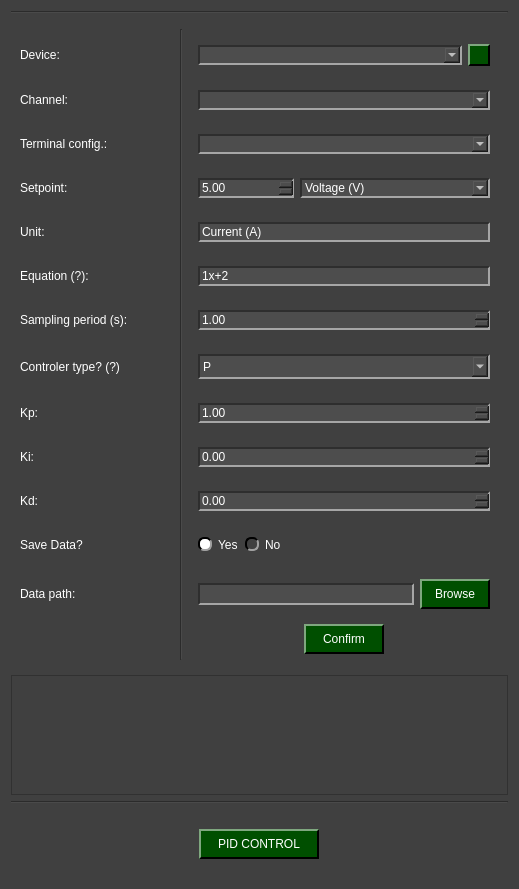
Old version of the form pydaq/uis/PyDAQ_pid_control_NIDAQ_widget.ui in the repository CayoRw/pydaq.
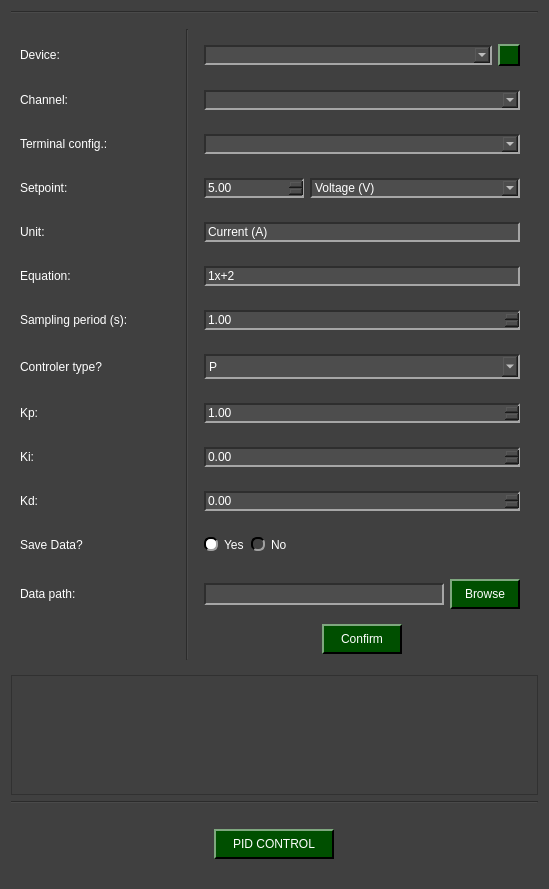
New version of the form. Icons and pictures are not drawn.

Patch:
```diff
--- a/pydaq/uis/PyDAQ_pid_control_NIDAQ_widget.ui
+++ b/pydaq/uis/PyDAQ_pid_control_NIDAQ_widget.ui
@@ -6,7 +6,7 @@
    <rect>
     <x>0</x>
     <y>0</y>
-    <width>519</width>
+    <width>549</width>
     <height>889</height>
    </rect>
   </property>
@@ -350,292 +350,22 @@
    <item row="2" column="0">
     <widget class="QWidget" name="widget_top" native="true">
      <layout class="QGridLayout" name="gridLayout_2">
-      <item row="2" column="2">
-       <widget class="QWidget" name="widget" native="true">
-        <layout class="QVBoxLayout" name="verticalLayout">
+      <item row="11" column="3" alignment="Qt::AlignmentFlag::AlignVCenter">
+       <widget class="QWidget" name="widget_kd" native="true">
+        <layout class="QHBoxLayout" name="horizontalLayout_5">
          <item>
-          <widget class="QComboBox" name="comboBox"/>
-         </item>
-        </layout>
-       </widget>
-      </item>
-      <item row="10" column="0">
-       <widget class="QLabel" name="label_ki">
-        <property name="minimumSize">
-         <size>
-          <width>0</width>
-          <height>30</height>
-         </size>
-        </property>
-        <property name="text">
-         <string>Ki:</string>
-        </property>
-       </widget>
-      </item>
-      <item row="10" column="2">
-       <widget class="QWidget" name="widget_ki" native="true">
-        <layout class="QHBoxLayout" name="horizontalLayout_4">
-         <item>
-          <widget class="QDoubleSpinBox" name="doubleSpinBox_ki">
-           <property name="maximum">
-            <double>999999.000000000000000</double>
-           </property>
-           <property name="singleStep">
-            <double>0.100000000000000</double>
-           </property>
-          </widget>
-         </item>
-        </layout>
-       </widget>
-      </item>
-      <item row="13" column="2" alignment="Qt::AlignmentFlag::AlignVCenter">
-       <widget class="QWidget" name="widget_path" native="true">
-        <layout class="QHBoxLayout" name="horizontalLayout_10">
-         <item>
-          <widget class="QLineEdit" name="path_line_edit">
-           <property name="minimumSize">
-            <size>
-             <width>0</width>
-             <height>22</height>
-            </size>
-           </property>
-          </widget>
-         </item>
-         <item>
-          <widget class="QPushButton" name="path_folder_browse">
-           <property name="minimumSize">
-            <size>
-             <width>70</width>
-             <height>30</height>
-            </size>
-           </property>
-           <property name="text">
-            <string>Browse</string>
-           </property>
-          </widget>
-         </item>
-        </layout>
-       </widget>
-      </item>
-      <item row="3" column="0">
-       <widget class="QLabel" name="label_terminal">
-        <property name="text">
-         <string>Terminal config.:</string>
-        </property>
-       </widget>
-      </item>
-      <item row="1" column="2">
-       <widget class="QWidget" name="widget_arduino" native="true">
-        <layout class="QHBoxLayout" name="horizontalLayout_2">
-         <item>
-          <widget class="QComboBox" name="comboBox_arduino">
-           <property name="minimumSize">
-            <size>
-             <width>0</width>
-             <height>0</height>
-            </size>
-           </property>
-           <property name="maximumSize">
-            <size>
-             <width>9000000</width>
-             <height>16777215</height>
-            </size>
-           </property>
-          </widget>
-         </item>
-         <item>
-          <widget class="QPushButton" name="reload_devices">
-           <property name="minimumSize">
-            <size>
-             <width>22</width>
-             <height>22</height>
-            </size>
-           </property>
-           <property name="maximumSize">
-            <size>
-             <width>22</width>
-             <height>22</height>
-            </size>
-           </property>
-           <property name="text">
-            <string/>
-           </property>
-          </widget>
-         </item>
-        </layout>
-       </widget>
-      </item>
-      <item row="5" column="2" alignment="Qt::AlignmentFlag::AlignVCenter">
-       <widget class="QWidget" name="widget_unit" native="true">
-        <layout class="QHBoxLayout" name="horizontalLayout">
-         <item>
-          <widget class="QLineEdit" name="lineEdit_unit">
-           <property name="sizePolicy">
-            <sizepolicy hsizetype="Expanding" vsizetype="Fixed">
-             <horstretch>10</horstretch>
-             <verstretch>0</verstretch>
-            </sizepolicy>
-           </property>
-           <property name="maximumSize">
-            <size>
-             <width>9999999</width>
-             <height>16777215</height>
-            </size>
-           </property>
-           <property name="text">
-            <string>Current (A)</string>
-           </property>
-          </widget>
-         </item>
-        </layout>
-       </widget>
-      </item>
-      <item row="4" column="0">
-       <widget class="QLabel" name="label_setpoint">
-        <property name="minimumSize">
-         <size>
-          <width>0</width>
-          <height>30</height>
-         </size>
-        </property>
-        <property name="text">
-         <string>Setpoint:</string>
-        </property>
-       </widget>
-      </item>
-      <item row="3" column="2">
-       <widget class="QWidget" name="widget_2" native="true">
-        <layout class="QHBoxLayout" name="horizontalLayout_11">
-         <item>
-          <widget class="QComboBox" name="comboBox_2"/>
-         </item>
-        </layout>
-       </widget>
-      </item>
-      <item row="6" column="2">
-       <widget class="QWidget" name="widget_equation" native="true">
-        <layout class="QHBoxLayout" name="horizontalLayout_9">
-         <item>
-          <widget class="QLineEdit" name="lineEdit_equation">
-           <property name="sizePolicy">
-            <sizepolicy hsizetype="Expanding" vsizetype="Fixed">
-             <horstretch>10</horstretch>
-             <verstretch>0</verstretch>
-            </sizepolicy>
-           </property>
-           <property name="minimumSize">
-            <size>
-             <width>150</width>
-             <height>0</height>
-            </size>
-           </property>
-           <property name="maximumSize">
-            <size>
-             <width>9000000</width>
-             <height>16777215</height>
-            </size>
-           </property>
-           <property name="text">
-            <string>1x+2</string>
-           </property>
-          </widget>
-         </item>
-        </layout>
-       </widget>
-      </item>
-      <item row="14" column="2" alignment="Qt::AlignmentFlag::AlignHCenter">
-       <widget class="QPushButton" name="pushButton_confirm">
-        <property name="minimumSize">
-         <size>
-          <width>80</width>
-          <height>30</height>
-         </size>
-        </property>
-        <property name="maximumSize">
-         <size>
-          <width>100</width>
-          <height>16777215</height>
-         </size>
-        </property>
-        <property name="text">
-         <string>Confirm</string>
-        </property>
-       </widget>
-      </item>
-      <item row="7" column="2">
-       <widget class="QWidget" name="widget_period" native="true">
-        <layout class="QHBoxLayout" name="horizontalLayout_8">
-         <item>
-          <widget class="QDoubleSpinBox" name="doubleSpinBox_period">
+          <widget class="QDoubleSpinBox" name="doubleSpinBox_kd">
            <property name="maximum">
             <double>9999999.000000000000000</double>
            </property>
            <property name="singleStep">
             <double>0.100000000000000</double>
            </property>
-           <property name="value">
-            <double>1.000000000000000</double>
-           </property>
           </widget>
          </item>
         </layout>
        </widget>
       </item>
-      <item row="9" column="0">
-       <widget class="QLabel" name="label_kp">
-        <property name="minimumSize">
-         <size>
-          <width>0</width>
-          <height>30</height>
-         </size>
-        </property>
-        <property name="text">
-         <string>Kp:</string>
-        </property>
-       </widget>
-      </item>
-      <item row="1" column="0">
-       <widget class="QLabel" name="label_arduino">
-        <property name="minimumSize">
-         <size>
-          <width>154</width>
-          <height>30</height>
-         </size>
-        </property>
-        <property name="maximumSize">
-         <size>
-          <width>160</width>
-          <height>16777215</height>
-         </size>
-        </property>
-        <property name="text">
-         <string>Device:</string>
-        </property>
-       </widget>
-      </item>
-      <item row="6" column="0">
-       <widget class="QLabel" name="label_equation">
-        <property name="minimumSize">
-         <size>
-          <width>0</width>
-          <height>30</height>
-         </size>
-        </property>
-        <property name="toolTip">
-         <string>&lt;html&gt;&lt;head/&gt;&lt;body&gt;&lt;p&gt;&lt;span style=&quot; font-size:14pt;&quot;&gt;The equation should be written in the form A x² + B x + C&lt;/span&gt;&lt;/p&gt;&lt;/body&gt;&lt;/html&gt;</string>
-        </property>
-        <property name="text">
-         <string>Equation (?):</string>
-        </property>
-       </widget>
-      </item>
-      <item row="2" column="0">
-       <widget class="QLabel" name="label_channel">
-        <property name="text">
-         <string>Channel:</string>
-        </property>
-       </widget>
-      </item>
       <item row="13" column="0">
        <widget class="QLabel" name="label_path">
         <property name="text">
@@ -643,26 +373,16 @@
         </property>
        </widget>
       </item>
-      <item row="9" column="2">
-       <widget class="QWidget" name="widget_kp" native="true">
-        <layout class="QHBoxLayout" name="horizontalLayout_6">
+      <item row="3" column="3">
+       <widget class="QWidget" name="widget_2" native="true">
+        <layout class="QHBoxLayout" name="horizontalLayout_11">
          <item>
-          <widget class="QDoubleSpinBox" name="doubleSpinBox_kp">
-           <property name="maximum">
-            <double>999999.000000000000000</double>
-           </property>
-           <property name="singleStep">
-            <double>0.100000000000000</double>
-           </property>
-           <property name="value">
-            <double>1.000000000000000</double>
-           </property>
-          </widget>
+          <widget class="QComboBox" name="comboBox_2"/>
          </item>
         </layout>
        </widget>
       </item>
-      <item row="4" column="2">
+      <item row="4" column="3">
        <widget class="QWidget" name="widget_setpoint" native="true">
         <layout class="QHBoxLayout" name="horizontalLayout_3">
          <item>
@@ -718,8 +438,33 @@
         </layout>
        </widget>
       </item>
-      <item row="5" column="0">
-       <widget class="QLabel" name="label_unit">
+      <item row="5" column="3" alignment="Qt::AlignmentFlag::AlignVCenter">
+       <widget class="QWidget" name="widget_unit" native="true">
+        <layout class="QHBoxLayout" name="horizontalLayout">
+         <item>
+          <widget class="QLineEdit" name="lineEdit_unit">
+           <property name="sizePolicy">
+            <sizepolicy hsizetype="Expanding" vsizetype="Fixed">
+             <horstretch>10</horstretch>
+             <verstretch>0</verstretch>
+            </sizepolicy>
+           </property>
+           <property name="maximumSize">
+            <size>
+             <width>9999999</width>
+             <height>16777215</height>
+            </size>
+           </property>
+           <property name="text">
+            <string>Current (A)</string>
+           </property>
+          </widget>
+         </item>
+        </layout>
+       </widget>
+      </item>
+      <item row="10" column="0">
+       <widget class="QLabel" name="label_ki">
         <property name="minimumSize">
          <size>
           <width>0</width>
@@ -727,11 +472,47 @@
          </size>
         </property>
         <property name="text">
-         <string>Unit:</string>
+         <string>Ki:</string>
         </property>
        </widget>
       </item>
-      <item row="8" column="2">
+      <item row="3" column="0">
+       <widget class="QLabel" name="label_terminal">
+        <property name="text">
+         <string>Terminal config.:</string>
+        </property>
+       </widget>
+      </item>
+      <item row="6" column="0">
+       <widget class="QLabel" name="label_equation">
+        <property name="minimumSize">
+         <size>
+          <width>0</width>
+          <height>30</height>
+         </size>
+        </property>
+        <property name="toolTip">
+         <string>&lt;html&gt;&lt;head/&gt;&lt;body&gt;&lt;p&gt;&lt;span style=&quot; font-size:14pt;&quot;&gt;The equation should be written in the form: Ax²+Bx+C&lt;/span&gt;&lt;/p&gt;&lt;/body&gt;&lt;/html&gt;</string>
+        </property>
+        <property name="text">
+         <string>Equation:</string>
+        </property>
+       </widget>
+      </item>
+      <item row="7" column="0">
+       <widget class="QLabel" name="label_periody">
+        <property name="minimumSize">
+         <size>
+          <width>0</width>
+          <height>30</height>
+         </size>
+        </property>
+        <property name="text">
+         <string>Sampling period (s):</string>
+        </property>
+       </widget>
+      </item>
+      <item row="8" column="3">
        <widget class="QWidget" name="widget_type" native="true">
         <property name="minimumSize">
          <size>
@@ -779,35 +560,6 @@
         </layout>
        </widget>
       </item>
-      <item row="11" column="2" alignment="Qt::AlignmentFlag::AlignVCenter">
-       <widget class="QWidget" name="widget_kd" native="true">
-        <layout class="QHBoxLayout" name="horizontalLayout_5">
-         <item>
-          <widget class="QDoubleSpinBox" name="doubleSpinBox_kd">
-           <property name="maximum">
-            <double>9999999.000000000000000</double>
-           </property>
-           <property name="singleStep">
-            <double>0.100000000000000</double>
-           </property>
-          </widget>
-         </item>
-        </layout>
-       </widget>
-      </item>
-      <item row="0" column="1" rowspan="16">
-       <widget class="Line" name="line">
-        <property name="minimumSize">
-         <size>
-          <width>0</width>
-          <height>0</height>
-         </size>
-        </property>
-        <property name="orientation">
-         <enum>Qt::Orientation::Vertical</enum>
-        </property>
-       </widget>
-      </item>
       <item row="11" column="0">
        <widget class="QLabel" name="label_kd">
         <property name="minimumSize">
@@ -821,43 +573,110 @@
         </property>
        </widget>
       </item>
-      <item row="8" column="0">
-       <widget class="QLabel" name="label_type">
+      <item row="13" column="3" alignment="Qt::AlignmentFlag::AlignVCenter">
+       <widget class="QWidget" name="widget_path" native="true">
+        <layout class="QHBoxLayout" name="horizontalLayout_10">
+         <item>
+          <widget class="QLineEdit" name="path_line_edit">
+           <property name="minimumSize">
+            <size>
+             <width>0</width>
+             <height>22</height>
+            </size>
+           </property>
+          </widget>
+         </item>
+         <item>
+          <widget class="QPushButton" name="path_folder_browse">
+           <property name="minimumSize">
+            <size>
+             <width>70</width>
+             <height>30</height>
+            </size>
+           </property>
+           <property name="text">
+            <string>Browse</string>
+           </property>
+          </widget>
+         </item>
+        </layout>
+       </widget>
+      </item>
+      <item row="4" column="0">
+       <widget class="QLabel" name="label_setpoint">
         <property name="minimumSize">
          <size>
           <width>0</width>
           <height>30</height>
          </size>
         </property>
-        <property name="toolTip">
-         <string>&lt;html&gt;&lt;head/&gt;&lt;body&gt;&lt;p&gt;&lt;img src=&quot;:/imgs/imgs/ControlePID_Bloco.png&quot;/&gt;&lt;/p&gt;&lt;/body&gt;&lt;/html&gt;</string>
-        </property>
         <property name="text">
-         <string>Controler type? (?)</string>
+         <string>Setpoint:</string>
         </property>
        </widget>
       </item>
-      <item row="7" column="0">
-       <widget class="QLabel" name="label_periody">
+      <item row="2" column="3">
+       <widget class="QWidget" name="widget" native="true">
+        <layout class="QVBoxLayout" name="verticalLayout">
+         <item>
+          <widget class="QComboBox" name="comboBox"/>
+         </item>
+        </layout>
+       </widget>
+      </item>
+      <item row="14" column="3" alignment="Qt::AlignmentFlag::AlignHCenter">
+       <widget class="QPushButton" name="pushButton_confirm">
         <property name="minimumSize">
          <size>
-          <width>0</width>
+          <width>80</width>
           <height>30</height>
          </size>
         </property>
+        <property name="maximumSize">
+         <size>
+          <width>100</width>
+          <height>16777215</height>
+         </size>
+        </property>
         <property name="text">
-         <string>Sampling period (s):</string>
+         <string>Confirm</string>
         </property>
        </widget>
       </item>
-      <item row="12" column="0">
-       <widget class="QLabel" name="label">
+      <item row="2" column="0">
+       <widget class="QLabel" name="label_channel">
         <property name="text">
-         <string>Save Data?</string>
+         <string>Channel:</string>
         </property>
        </widget>
       </item>
-      <item row="12" column="2">
+      <item row="0" column="2" rowspan="16">
+       <widget class="Line" name="line">
+        <property name="minimumSize">
+         <size>
+          <width>0</width>
+          <height>0</height>
+         </size>
+        </property>
+        <property name="orientation">
+         <enum>Qt::Orientation::Vertical</enum>
+        </property>
+       </widget>
+      </item>
+      <item row="5" column="0">
+       <widget class="QLabel" name="label_unit">
+        <property name="minimumSize">
+         <size>
+          <width>0</width>
+          <height>30</height>
+         </size>
+        </property>
+        <property name="text">
+         <string>Unit:</string>
+        </property>
+       </widget>
+      </item>
+      <item row="12" column="3">
        <widget class="QWidget" name="widget_3" native="true">
         <layout class="QHBoxLayout" name="horizontalLayout_12">
          <item>
@@ -902,6 +721,207 @@
         </layout>
        </widget>
       </item>
+      <item row="6" column="3">
+       <widget class="QWidget" name="widget_equation" native="true">
+        <layout class="QHBoxLayout" name="horizontalLayout_9">
+         <item>
+          <widget class="QLineEdit" name="lineEdit_equation">
+           <property name="sizePolicy">
+            <sizepolicy hsizetype="Expanding" vsizetype="Fixed">
+             <horstretch>10</horstretch>
+             <verstretch>0</verstretch>
+            </sizepolicy>
+           </property>
+           <property name="minimumSize">
+            <size>
+             <width>150</width>
+             <height>0</height>
+            </size>
+           </property>
+           <property name="maximumSize">
+            <size>
+             <width>9000000</width>
+             <height>16777215</height>
+            </size>
+           </property>
+           <property name="text">
+            <string>1x+2</string>
+           </property>
+          </widget>
+         </item>
+        </layout>
+       </widget>
+      </item>
+      <item row="1" column="3">
+       <widget class="QWidget" name="widget_arduino" native="true">
+        <layout class="QHBoxLayout" name="horizontalLayout_2">
+         <item>
+          <widget class="QComboBox" name="comboBox_arduino">
+           <property name="minimumSize">
+            <size>
+             <width>0</width>
+             <height>0</height>
+            </size>
+           </property>
+           <property name="maximumSize">
+            <size>
+             <width>9000000</width>
+             <height>16777215</height>
+            </size>
+           </property>
+          </widget>
+         </item>
+         <item>
+          <widget class="QPushButton" name="reload_devices">
+           <property name="minimumSize">
+            <size>
+             <width>22</width>
+             <height>22</height>
+            </size>
+           </property>
+           <property name="maximumSize">
+            <size>
+             <width>22</width>
+             <height>22</height>
+            </size>
+           </property>
+           <property name="text">
+            <string/>
+           </property>
+          </widget>
+         </item>
+        </layout>
+       </widget>
+      </item>
+      <item row="8" column="0">
+       <widget class="QLabel" name="label_type">
+        <property name="minimumSize">
+         <size>
+          <width>0</width>
+          <height>30</height>
+         </size>
+        </property>
+        <property name="toolTip">
+         <string>&lt;html&gt;&lt;head/&gt;&lt;body&gt;&lt;p&gt;&lt;img src=&quot;:/imgs/imgs/PID_Flow.png&quot;/&gt;&lt;/p&gt;&lt;/body&gt;&lt;/html&gt;</string>
+        </property>
+        <property name="text">
+         <string>Controler type?</string>
+        </property>
+       </widget>
+      </item>
+      <item row="7" column="3">
+       <widget class="QWidget" name="widget_period" native="true">
+        <layout class="QHBoxLayout" name="horizontalLayout_8">
+         <item>
+          <widget class="QDoubleSpinBox" name="doubleSpinBox_period">
+           <property name="maximum">
+            <double>9999999.000000000000000</double>
+           </property>
+           <property name="singleStep">
+            <double>0.100000000000000</double>
+           </property>
+           <property name="value">
+            <double>1.000000000000000</double>
+           </property>
+          </widget>
+         </item>
+        </layout>
+       </widget>
+      </item>
+      <item row="10" column="3">
+       <widget class="QWidget" name="widget_ki" native="true">
+        <layout class="QHBoxLayout" name="horizontalLayout_4">
+         <item>
+          <widget class="QDoubleSpinBox" name="doubleSpinBox_ki">
+           <property name="maximum">
+            <double>999999.000000000000000</double>
+           </property>
+           <property name="singleStep">
+            <double>0.100000000000000</double>
+           </property>
+          </widget>
+         </item>
+        </layout>
+       </widget>
+      </item>
+      <item row="9" column="0">
+       <widget class="QLabel" name="label_kp">
+        <property name="minimumSize">
+         <size>
+          <width>0</width>
+          <height>30</height>
+         </size>
+        </property>
+        <property name="text">
+         <string>Kp:</string>
+        </property>
+       </widget>
+      </item>
+      <item row="12" column="0">
+       <widget class="QLabel" name="label_save">
+        <property name="text">
+         <string>Save Data?</string>
+        </property>
+       </widget>
+      </item>
+      <item row="9" column="3">
+       <widget class="QWidget" name="widget_kp" native="true">
+        <layout class="QHBoxLayout" name="horizontalLayout_6">
+         <item>
+          <widget class="QDoubleSpinBox" name="doubleSpinBox_kp">
+           <property name="maximum">
+            <double>999999.000000000000000</double>
+           </property>
+           <property name="singleStep">
+            <double>0.100000000000000</double>
+           </property>
+           <property name="value">
+            <double>1.000000000000000</double>
+           </property>
+          </widget>
+         </item>
+        </layout>
+       </widget>
+      </item>
+      <item row="1" column="0">
+       <widget class="QLabel" name="label_arduino">
+        <property name="minimumSize">
+         <size>
+          <width>154</width>
+          <height>30</height>
+         </size>
+        </property>
+        <property name="maximumSize">
+         <size>
+          <width>160</width>
+          <height>16777215</height>
+         </size>
+        </property>
+        <property name="text">
+         <string>Device:</string>
+        </property>
+       </widget>
+      </item>
+      <item row="6" column="1" alignment="Qt::AlignmentFlag::AlignRight">
+       <widget class="QLabel" name="label_i_equation">
+        <property name="toolTip">
+         <string>&lt;html&gt;&lt;head/&gt;&lt;body&gt;&lt;p&gt;&lt;span style=&quot; font-size:14pt;&quot;&gt;The equation should be written in the form: Ax²+Bx+C&lt;/span&gt;&lt;/p&gt;&lt;/body&gt;&lt;/html&gt;</string>
+        </property>
+        <property name="text">
+         <string>&lt;html&gt;&lt;head/&gt;&lt;body&gt;&lt;p&gt;&lt;img src=&quot;:/imgs/imgs/inform.png&quot;/&gt;&lt;/p&gt;&lt;/body&gt;&lt;/html&gt;</string>
+        </property>
+       </widget>
+      </item>
+      <item row="8" column="1">
+       <widget class="QLabel" name="label_i_type">
+        <property name="toolTip">
+         <string>&lt;html&gt;&lt;head/&gt;&lt;body&gt;&lt;p&gt;&lt;img src=&quot;:/imgs/imgs/PID_Flow.png&quot;/&gt;&lt;/p&gt;&lt;/body&gt;&lt;/html&gt;</string>
+        </property>
+        <property name="text">
+         <string>&lt;html&gt;&lt;head/&gt;&lt;body&gt;&lt;p&gt;&lt;img src=&quot;:/imgs/imgs/inform.png&quot;/&gt;&lt;/p&gt;&lt;/body&gt;&lt;/html&gt;</string>
+        </property>
+       </widget>
+      </item>
      </layout>
     </widget>
    </item>
```
